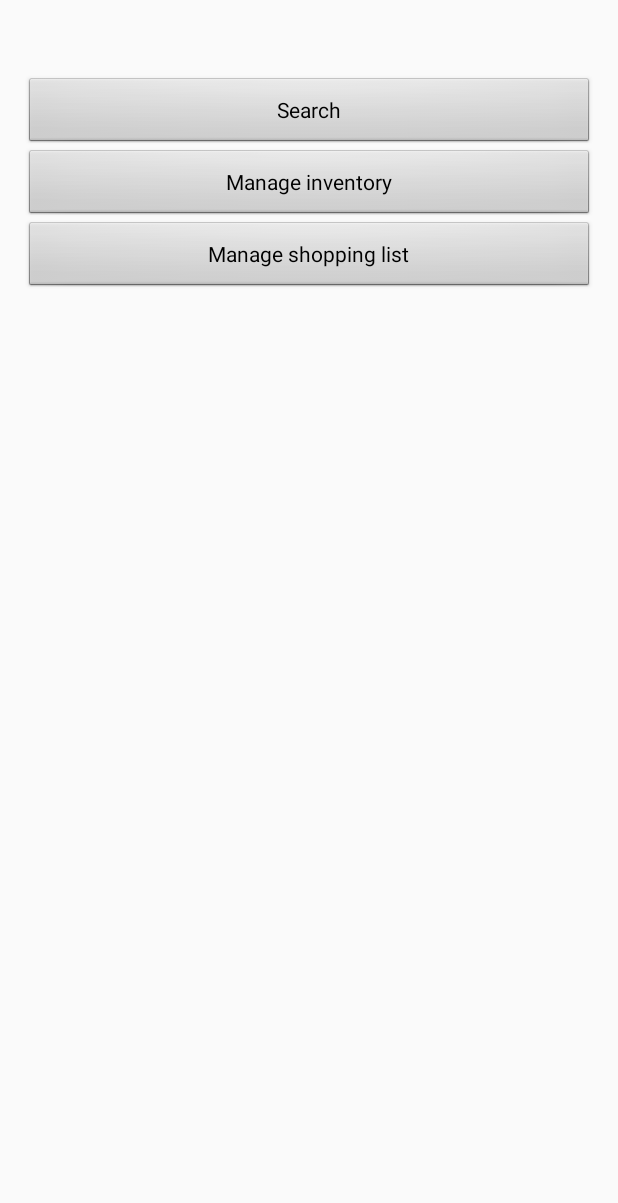
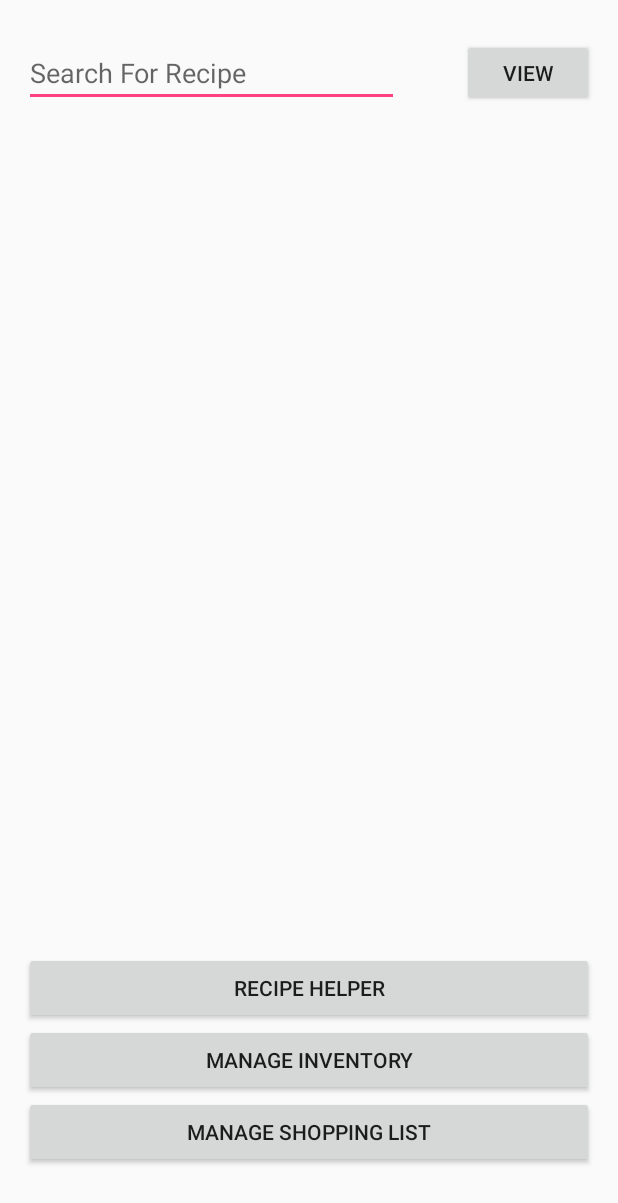
Before and after one commit to SPK44/culinarycomrade, an Android app: the layout activity_main.xml on its own in the app's theme, with its tools: preview values and no code run, on a phone screen of 412 x 824 dp. Shown: the top 1203 px of the screen. Run offline under Robolectric (Android 15) with nearby library versions, the phone set to English and light mode, and no system bars.

Commit message:
Search for recipe by name now working on main screen. Changed main screen buttons back to material style

```diff
--- a/app/src/main/java/com/uri/team21/culinarycommrade/inventory.java
+++ b/app/src/main/java/com/uri/team21/culinarycommrade/inventory.java
@@ -80,7 +80,7 @@ public class inventory extends ListActivity {
         //check if selected item is a valid ing
         for (int i = 0; i < ingredients.size(); i++) {
             String ingredient = ingredients.get(i);
-            if(ingredient.equals(selected) && selected != "") {
+            if(ingredient.equals(selected) && selected != " ") {
                 valid = 1;
             }
         }
--- a/app/src/main/res/layout/activity_main.xml
+++ b/app/src/main/res/layout/activity_main.xml
@@ -16,26 +16,23 @@
         android:layout_height="wrap_content"
         android:id="@+id/nav_to_inventory"
         android:onClick="navigateInv"
+        android:layout_above="@+id/nav_to_shoppinglist"
         android:layout_alignParentLeft="true"
         android:layout_alignParentStart="true"
         android:layout_alignParentRight="true"
-        android:layout_alignParentEnd="true"
-        android:layout_below="@+id/nav_to_search"
-        style="@android:style/Widget.Button" />
+        android:layout_alignParentEnd="true" />
 
     <Button
-        android:text="Search"
+        android:text="Recipe Helper"
         android:layout_width="wrap_content"
         android:layout_height="wrap_content"
-        android:layout_marginTop="35dp"
         android:id="@+id/nav_to_search"
         android:onClick="navigateSearch"
-        android:layout_alignParentTop="true"
+        android:layout_above="@+id/nav_to_inventory"
         android:layout_alignParentLeft="true"
         android:layout_alignParentStart="true"
         android:layout_alignParentRight="true"
-        android:layout_alignParentEnd="true"
-        style="@android:style/Widget.Button" />
+        android:layout_alignParentEnd="true" />
 
     <Button
         android:text="Manage shopping list"
@@ -43,11 +40,32 @@
         android:layout_height="wrap_content"
         android:id="@+id/nav_to_shoppinglist"
         android:onClick="navigateShop"
-        android:layout_below="@+id/nav_to_inventory"
+        android:layout_alignParentBottom="true"
         android:layout_alignParentLeft="true"
         android:layout_alignParentStart="true"
-        style="@android:style/Widget.Button"
+        android:layout_marginBottom="29dp"
         android:layout_alignParentRight="true"
         android:layout_alignParentEnd="true" />
 
+    <AutoCompleteTextView
+        android:id="@+id/autoCompleteTextView"
+        android:layout_width="250dp"
+        android:layout_height="wrap_content"
+        android:layout_marginTop="10dp"
+        android:hint="Search For Recipe"
+        android:layout_alignParentTop="true"
+        android:layout_alignParentLeft="true"
+        android:layout_alignParentStart="true" />
+
+    <Button
+        android:id="@+id/Search"
+        android:layout_width="wrap_content"
+        android:layout_height="wrap_content"
+        android:text="View"
+        android:layout_alignTop="@+id/autoCompleteTextView"
+        android:layout_alignParentRight="true"
+        android:layout_alignParentEnd="true"
+        android:layout_alignBottom="@+id/autoCompleteTextView"
+        android:onClick="View"/>
+
 </RelativeLayout>
```
Also changed, not shown: app/src/main/java/com/uri/team21/culinarycommrade/MainActivity.java (+45 -2 lines), app/src/main/java/com/uri/team21/culinarycommrade/shoppinglist.java (indentation only).
